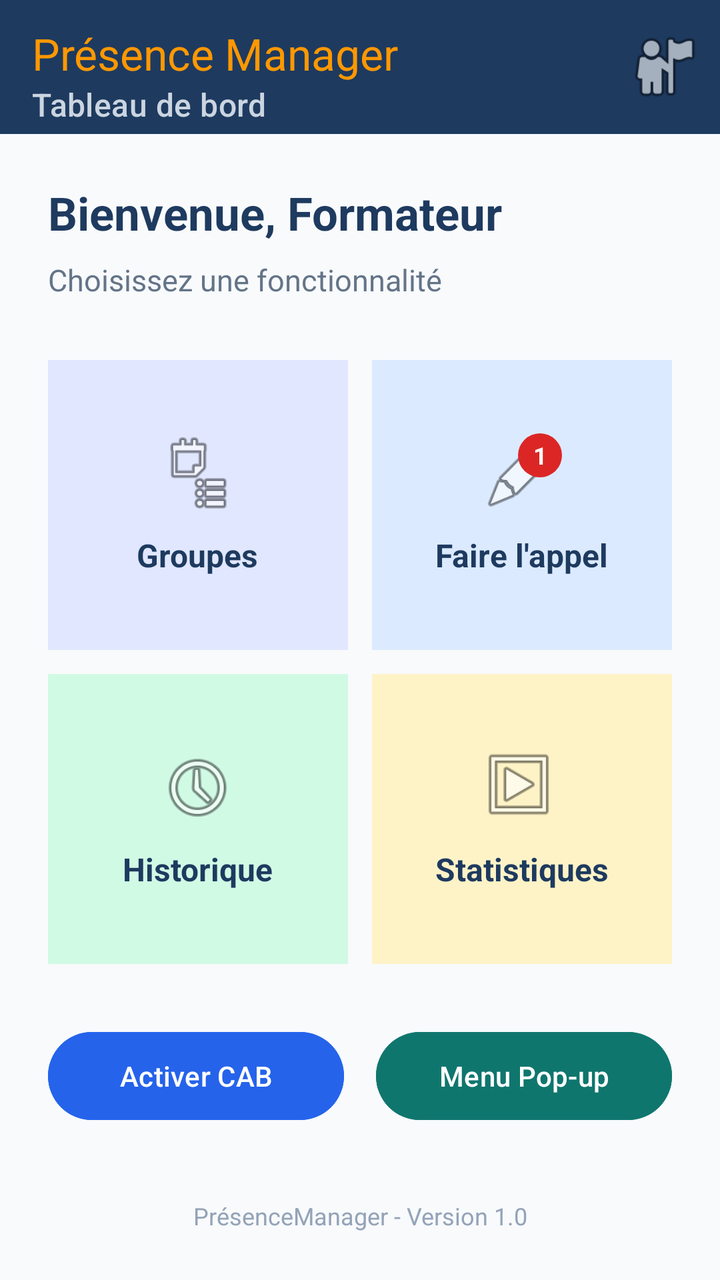
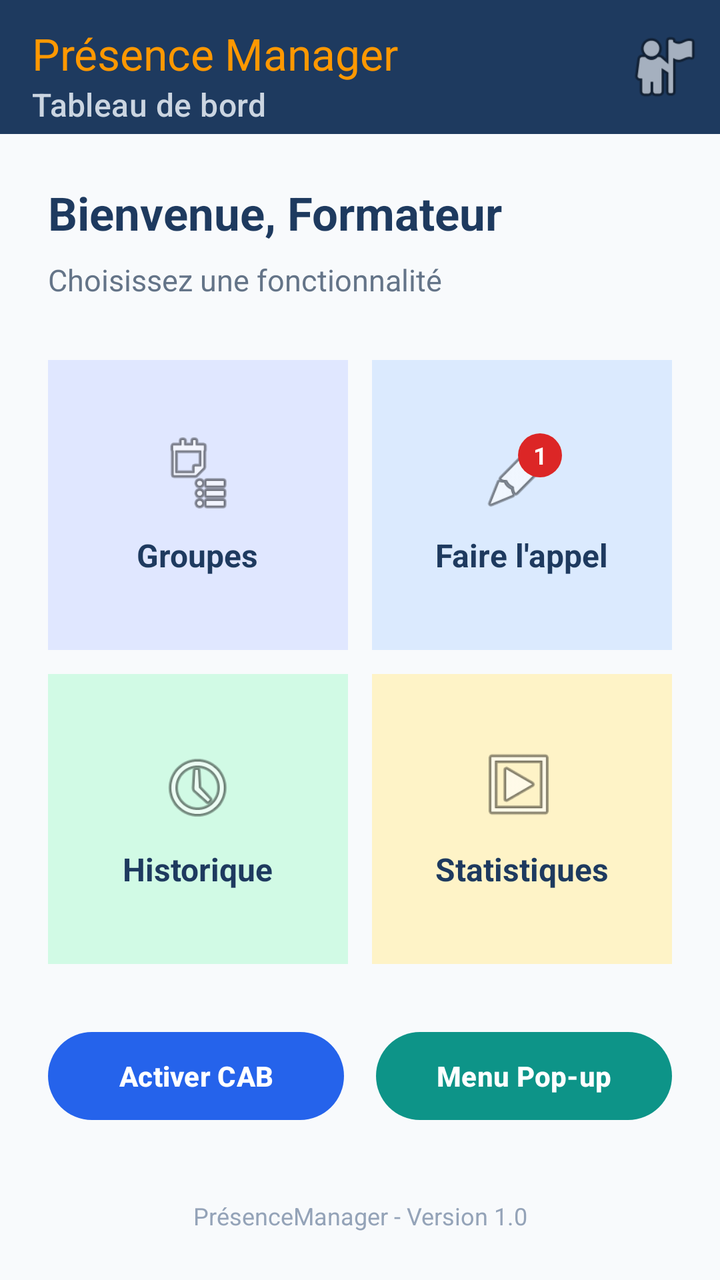

Compare the two renders of this Android layout. The source of the first and the diff that turns it into the second are given below.
<!-- AndroidManifest.xml: application theme Theme.PresenceManager -->
<!-- res/layout/activity_dashboard.xml -->
<?xml version="1.0" encoding="utf-8"?>
<androidx.constraintlayout.widget.ConstraintLayout xmlns:android="http://schemas.android.com/apk/res/android"
    xmlns:app="http://schemas.android.com/apk/res-auto"
    android:id="@+id/layoutDashboard"
    android:layout_width="match_parent"
    android:layout_height="match_parent"
    android:background="#F8FAFC">

    
    <com.google.android.material.appbar.MaterialToolbar
        android:id="@+id/toolbarDashboard"
        android:layout_width="0dp"
        android:layout_height="wrap_content"
        android:minHeight="?attr/actionBarSize"
        android:background="#1E3A5F"
        android:paddingTop="8dp"
        android:paddingBottom="8dp"
        app:title="@string/dashboard_app_name"
        app:titleTextColor="#FF9800"
        app:subtitle="@string/dashboard_subtitle"
        app:subtitleTextColor="#CBD5E1"
        app:layout_constraintTop_toTopOf="parent"
        app:layout_constraintStart_toStartOf="parent"
        app:layout_constraintEnd_toEndOf="parent">

        
        <ImageView
            android:id="@+id/imgProfil"
            android:layout_width="40dp"
            android:layout_height="40dp"
            android:layout_gravity="end|center_vertical"
            android:layout_marginEnd="8dp"
            android:src="@android:drawable/ic_menu_myplaces"
            android:contentDescription="@string/profil_desc" />

    </com.google.android.material.appbar.MaterialToolbar>

    
    <TextView
        android:id="@+id/txtBienvenue"
        android:layout_width="wrap_content"
        android:layout_height="wrap_content"
        android:layout_marginStart="24dp"
        android:layout_marginTop="24dp"
        android:text="@string/bienvenue_formateur"
        android:textSize="23sp"
        android:textStyle="bold"
        android:textColor="#1E3A5F"
        app:layout_constraintTop_toBottomOf="@id/toolbarDashboard"
        app:layout_constraintStart_toStartOf="parent" />

    
    <TextView
        android:id="@+id/txtInstruction"
        android:layout_width="wrap_content"
        android:layout_height="wrap_content"
        android:layout_marginStart="24dp"
        android:layout_marginTop="8dp"
        android:text="@string/instruction_dashboard"
        android:textSize="15sp"
        android:textColor="#647488"
        app:layout_constraintTop_toBottomOf="@id/txtBienvenue"
        app:layout_constraintStart_toStartOf="parent" />

    
    <GridLayout
        android:id="@+id/gridFonctionnalites"
        android:layout_width="0dp"
        android:layout_height="wrap_content"
        android:layout_marginTop="24dp"
        android:layout_marginStart="18dp"
        android:layout_marginEnd="18dp"
        android:columnCount="2"
        android:rowCount="2"
        app:layout_constraintTop_toBottomOf="@id/txtInstruction"
        app:layout_constraintStart_toStartOf="parent"
        app:layout_constraintEnd_toEndOf="parent">

        
        <LinearLayout
            android:id="@+id/cardGroupes"
            android:layout_width="0dp"
            android:layout_height="145dp"
            android:layout_row="0"
            android:layout_column="0"
            android:layout_columnWeight="1"
            android:layout_gravity="fill"
            android:layout_margin="6dp"
            android:padding="12dp"
            android:background="#E0E7FF"
            android:orientation="vertical"
            android:gravity="center">

            <ImageView
                android:layout_width="40dp"
                android:layout_height="40dp"
                android:src="@android:drawable/ic_menu_agenda"
                android:contentDescription="@string/card_groupes" />

            <TextView
                android:layout_width="wrap_content"
                android:layout_height="wrap_content"
                android:layout_marginTop="10dp"
                android:text="@string/card_groupes"
                android:textSize="16sp"
                android:textStyle="bold"
                android:textColor="#1E3A5F" />
        </LinearLayout>

        
        <LinearLayout
            android:id="@+id/cardAppel"
            android:layout_width="0dp"
            android:layout_height="145dp"
            android:layout_row="0"
            android:layout_column="1"
            android:layout_columnWeight="1"
            android:layout_gravity="fill"
            android:layout_margin="6dp"
            android:padding="12dp"
            android:background="#DBEAFE"
            android:orientation="vertical"
            android:gravity="center">

            <FrameLayout
                android:id="@+id/frameAppel"
                android:layout_width="wrap_content"
                android:layout_height="wrap_content">

                <ImageView
                    android:layout_width="40dp"
                    android:layout_height="40dp"
                    android:src="@android:drawable/ic_menu_edit"
                    android:contentDescription="@string/card_appel" />

                
                <TextView
                    android:id="@+id/txtBadge"
                    android:layout_width="22dp"
                    android:layout_height="22dp"
                    android:layout_gravity="top|end"
                    android:background="@drawable/badge_background"
                    android:gravity="center"
                    android:text="@string/badge_appel"
                    android:textColor="#FFFFFF"
                    android:textSize="12sp"
                    android:textStyle="bold" />
            </FrameLayout>

            <TextView
                android:layout_width="wrap_content"
                android:layout_height="wrap_content"
                android:layout_marginTop="10dp"
                android:text="@string/card_appel"
                android:textSize="16sp"
                android:textStyle="bold"
                android:textColor="#1E3A5F" />
        </LinearLayout>

        
        <LinearLayout
            android:id="@+id/cardHistorique"
            android:layout_width="0dp"
            android:layout_height="145dp"
            android:layout_row="1"
            android:layout_column="0"
            android:layout_columnWeight="1"
            android:layout_gravity="fill"
            android:layout_margin="6dp"
            android:padding="12dp"
            android:background="#D1FAE5"
            android:orientation="vertical"
            android:gravity="center">

            <ImageView
                android:layout_width="40dp"
                android:layout_height="40dp"
                android:src="@android:drawable/ic_menu_recent_history"
                android:contentDescription="@string/card_historique" />

            <TextView
                android:layout_width="wrap_content"
                android:layout_height="wrap_content"
                android:layout_marginTop="10dp"
                android:text="@string/card_historique"
                android:textSize="16sp"
                android:textStyle="bold"
                android:textColor="#1E3A5F" />
        </LinearLayout>

        
        <LinearLayout
            android:id="@+id/cardStatistiques"
            android:layout_width="0dp"
            android:layout_height="145dp"
            android:layout_row="1"
            android:layout_column="1"
            android:layout_columnWeight="1"
            android:layout_gravity="fill"
            android:layout_margin="6dp"
            android:padding="12dp"
            android:background="#FEF3C7"
            android:orientation="vertical"
            android:gravity="center">

            <ImageView
                android:layout_width="40dp"
                android:layout_height="40dp"
                android:src="@android:drawable/ic_menu_slideshow"
                android:contentDescription="@string/card_statistiques" />

            <TextView
                android:layout_width="wrap_content"
                android:layout_height="wrap_content"
                android:layout_marginTop="10dp"
                android:text="@string/card_statistiques"
                android:textSize="16sp"
                android:textStyle="bold"
                android:textColor="#1E3A5F" />
        </LinearLayout>

    </GridLayout>

    
    <LinearLayout
        android:id="@+id/layoutActions"
        android:layout_width="0dp"
        android:layout_height="wrap_content"
        android:orientation="horizontal"
        android:layout_marginTop="24dp"
        android:layout_marginStart="24dp"
        android:layout_marginEnd="24dp"
        app:layout_constraintTop_toBottomOf="@id/gridFonctionnalites"
        app:layout_constraintStart_toStartOf="parent"
        app:layout_constraintEnd_toEndOf="parent">

        <Button
            android:id="@+id/btnCab"
            android:layout_width="0dp"
            android:layout_height="52dp"
            android:layout_weight="1"
            android:layout_marginEnd="8dp"
            android:text="@string/btn_cab"
            android:textColor="#FFFFFF"
            android:backgroundTint="#2563EB" />

        <Button
            android:id="@+id/btnPopup"
            android:layout_width="0dp"
            android:layout_height="52dp"
            android:layout_weight="1"
            android:layout_marginStart="8dp"
            android:text="@string/btn_popup"
            android:textColor="#FFFFFF"
            android:backgroundTint="#0F766E" />
    </LinearLayout>

    
    <TextView
        android:id="@+id/txtFooterDashboard"
        android:layout_width="0dp"
        android:layout_height="wrap_content"
        android:layout_marginBottom="24dp"
        android:text="@string/footer_dashboard"
        android:textSize="12sp"
        android:textColor="#94A3B8"
        android:gravity="center"
        app:layout_constraintBottom_toBottomOf="parent"
        app:layout_constraintStart_toStartOf="parent"
        app:layout_constraintEnd_toEndOf="parent" />

</androidx.constraintlayout.widget.ConstraintLayout>
<!-- resources referenced by this layout -->
<resources>
  <!-- drawable badge_background (drawable) -->
  <?xml version="1.0" encoding="utf-8"?>
  <shape xmlns:android="http://schemas.android.com/apk/res/android"
      android:shape="rectangle">
      <solid android:color="#DC2626"/>
      <corners android:radius="11dp"/>
  </shape>
  <string name="badge_appel">1</string>
  <string name="bienvenue_formateur">Bienvenue, Formateur</string>
  <string name="btn_cab">Activer CAB</string>
  <string name="btn_popup">Menu Pop-up</string>
  <string name="card_appel">Faire l\'appel</string>
  <string name="card_groupes">Groupes</string>
  <string name="card_historique">Historique</string>
  <string name="card_statistiques">Statistiques</string>
  <string name="dashboard_app_name">Pr\u00E9sence Manager</string>
  <string name="dashboard_subtitle">Tableau de bord</string>
  <string name="footer_dashboard">Pr\u00E9senceManager - Version 1.0</string>
  <string name="instruction_dashboard">Choisissez une fonctionnalit\u00E9</string>
  <string name="profil_desc">Ic\u00F4ne de profil</string>
  <style name="Theme.PresenceManager" parent="Base.Theme.PresenceManager" />
  <style name="Base.Theme.PresenceManager" parent="Theme.Material3.DayNight.NoActionBar">
          
          <item name="windowActionModeOverlay">true</item>
          <item name="actionModeBackground">@color/navy_blue</item>
      </style>
  <color name="navy_blue">#1E3A5F</color>
</resources>

<!-- the commit's change to res/layout/activity_dashboard.xml (unified diff, before → after) -->
@@ -234,7 +234,7 @@
         app:layout_constraintStart_toStartOf="parent"
         app:layout_constraintEnd_toEndOf="parent">
 
-        <Button
+        <com.google.android.material.button.MaterialButton
             android:id="@+id/btnCab"
             android:layout_width="0dp"
             android:layout_height="52dp"
@@ -242,9 +242,12 @@
             android:layout_marginEnd="8dp"
             android:text="@string/btn_cab"
             android:textColor="#FFFFFF"
-            android:backgroundTint="#2563EB" />
-
-        <Button
+            android:textSize="14sp"
+            android:textStyle="bold"
+            app:cornerRadius="26dp"
+            app:backgroundTint="#2563EB" />
+
+        <com.google.android.material.button.MaterialButton
             android:id="@+id/btnPopup"
             android:layout_width="0dp"
             android:layout_height="52dp"
@@ -252,7 +255,10 @@
             android:layout_marginStart="8dp"
             android:text="@string/btn_popup"
             android:textColor="#FFFFFF"
-            android:backgroundTint="#0F766E" />
+            android:textSize="14sp"
+            android:textStyle="bold"
+            app:cornerRadius="26dp"
+            app:backgroundTint="#0D9488" />
     </LinearLayout>
 
     
